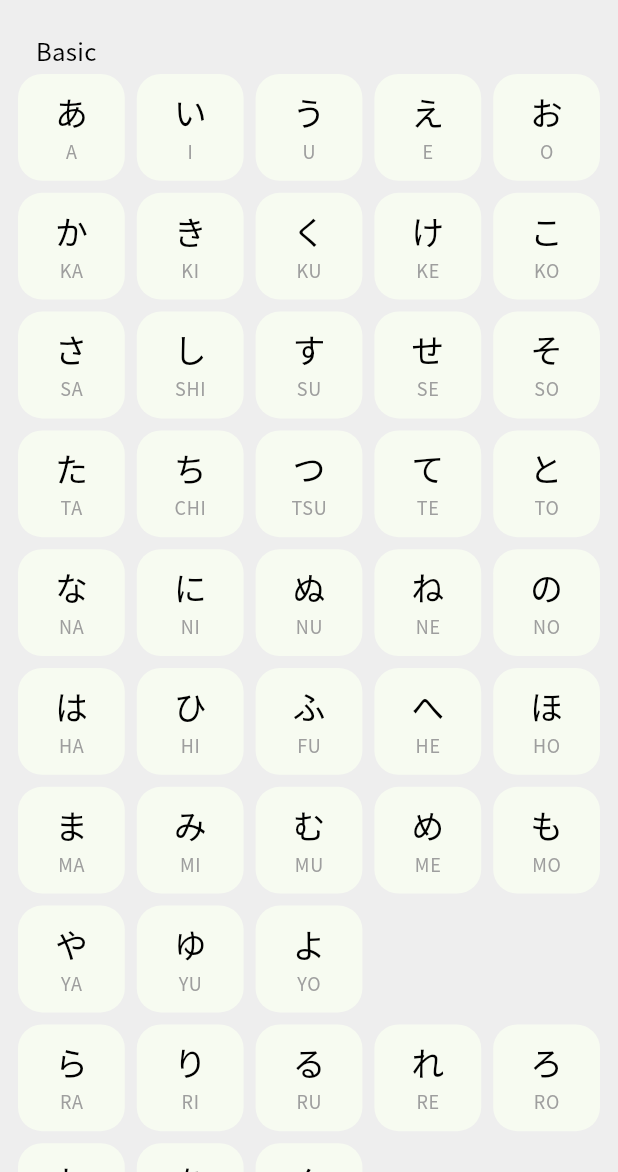
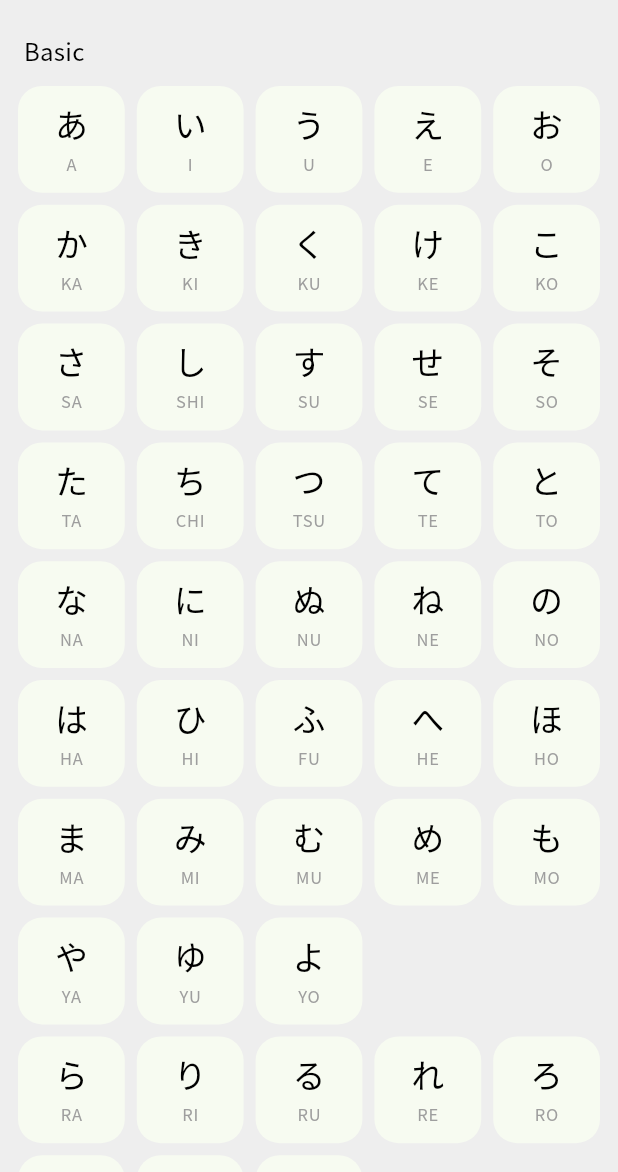
Before and after one commit to ydori/kana, a Flutter app: the HiraganaChartScreen screen opened by its route, on a phone screen of 412 x 824 dp, the part 64-1236 px from its top. Run offline on Flutter 3.47's test engine with Material 3 defaults, Android fonts, the phone set to English and light mode, and no system bars.

Commit message:
fix(ui): improve chart

```diff
--- a/lib/core/widget/kana_box.dart
+++ b/lib/core/widget/kana_box.dart
@@ -25,7 +25,7 @@ class KanaBox extends StatelessWidget {
           const SizedBox(height: 4.0),
           Text(
             romaji,
-            style: Theme.of(context).textTheme.labelMedium?.copyWith(
+            style: Theme.of(context).textTheme.labelSmall?.copyWith(
                   color: Colors.grey,
                 ),
           ),
--- a/lib/feature/chart/widget/kana_chart.dart
+++ b/lib/feature/chart/widget/kana_chart.dart
@@ -31,7 +31,11 @@ class KanaChart extends StatelessWidget {
           itemBuilder: (context, index) {
             if (index == 0) {
               return Padding(
-                padding: EdgeInsets.symmetric(horizontal: padding.horizontal),
+                padding: EdgeInsets.only(
+                  left: padding.horizontal / 2,
+                  right: padding.horizontal / 2,
+                  bottom: 8.0,
+                ),
                 child: Text(
                   title,
                   style: Theme.of(context).textTheme.titleMedium,
```
